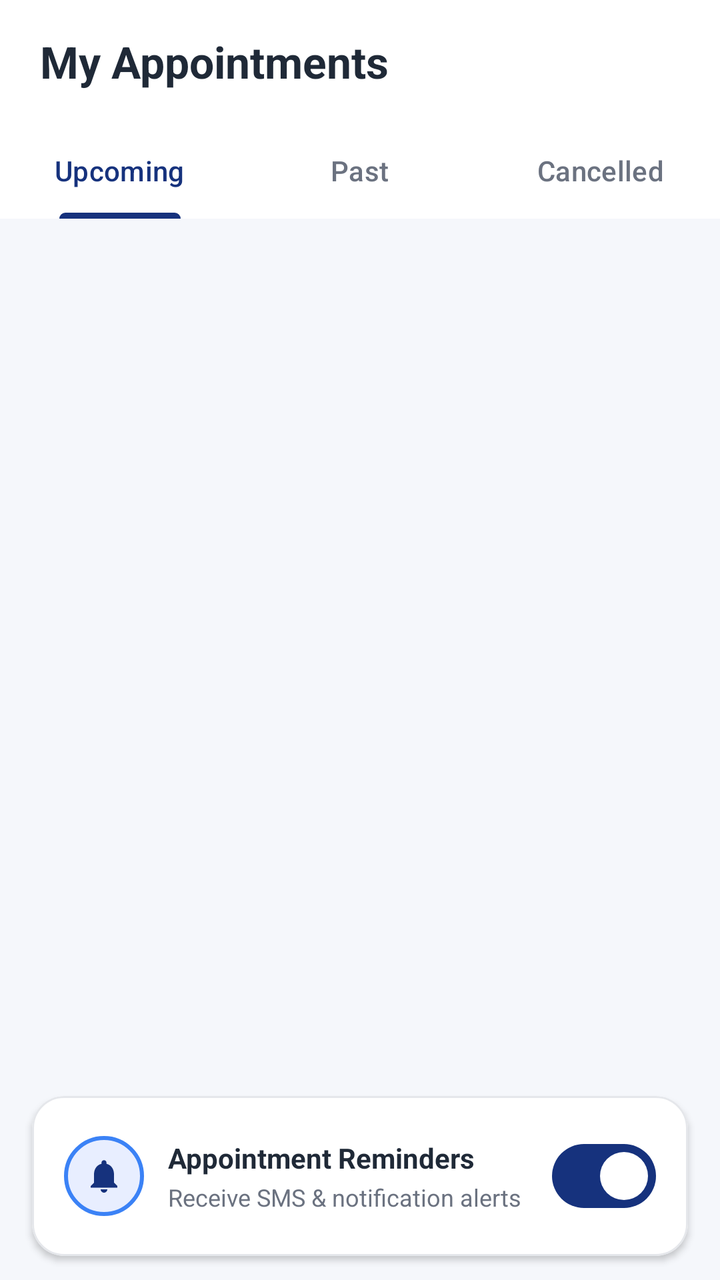
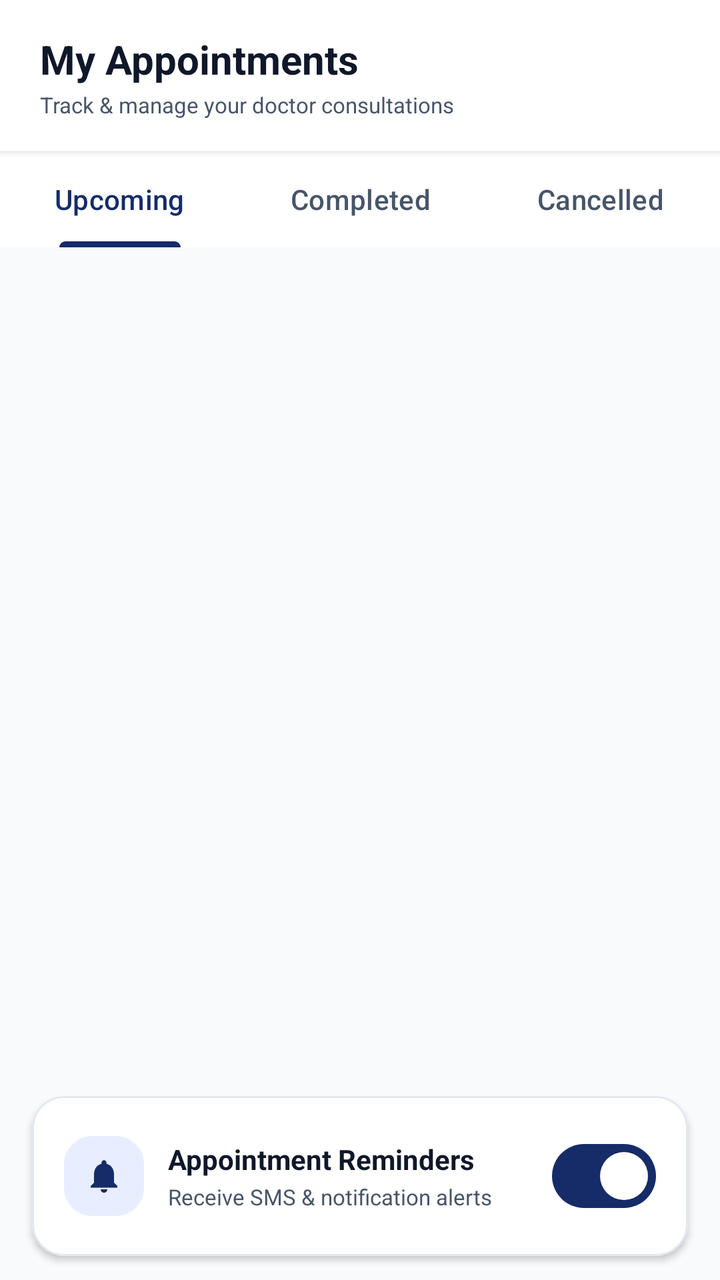

An Android layout rendered at two revisions. The XML below is the earlier revision; the diff shows what the commit changed to produce the second picture.
<!-- AndroidManifest.xml: application theme Theme.CareWell -->
<!-- res/layout/fragment_appointments.xml -->
<?xml version="1.0" encoding="utf-8"?>
<LinearLayout xmlns:android="http://schemas.android.com/apk/res/android"
    xmlns:app="http://schemas.android.com/apk/res-auto"
    android:layout_width="match_parent"
    android:layout_height="match_parent"
    android:background="@color/background_light"
    android:orientation="vertical">

    
    <RelativeLayout
        android:layout_width="match_parent"
        android:layout_height="wrap_content"
        android:background="@color/surface_white"
        android:paddingHorizontal="20dp"
        android:paddingVertical="16dp">

        <TextView
            android:layout_width="wrap_content"
            android:layout_height="wrap_content"
            android:layout_alignParentStart="true"
            android:layout_centerVertical="true"
            android:text="My Appointments"
            android:textColor="@color/text_primary"
            android:textSize="22sp"
            android:textStyle="bold" />
    </RelativeLayout>

    
    <com.google.android.material.tabs.TabLayout
        android:id="@+id/tab_layout_appointments"
        android:layout_width="match_parent"
        android:layout_height="wrap_content"
        android:background="@color/surface_white"
        app:tabIndicatorColor="@color/primary"
        app:tabSelectedTextColor="@color/primary"
        app:tabTextColor="@color/text_secondary">

        <com.google.android.material.tabs.TabItem
            android:layout_width="wrap_content"
            android:layout_height="wrap_content"
            android:text="Upcoming" />

        <com.google.android.material.tabs.TabItem
            android:layout_width="wrap_content"
            android:layout_height="wrap_content"
            android:text="Past" />

        <com.google.android.material.tabs.TabItem
            android:layout_width="wrap_content"
            android:layout_height="wrap_content"
            android:text="Cancelled" />
    </com.google.android.material.tabs.TabLayout>

    <FrameLayout
        android:layout_width="match_parent"
        android:layout_height="0dp"
        android:layout_weight="1">

        <androidx.recyclerview.widget.RecyclerView
            android:id="@+id/rv_appointments"
            android:layout_width="match_parent"
            android:layout_height="match_parent"
            android:clipToPadding="false"
            android:paddingVertical="8dp" />

        <LinearLayout
            android:id="@+id/ll_empty_state"
            android:layout_width="wrap_content"
            android:layout_height="wrap_content"
            android:layout_gravity="center"
            android:gravity="center"
            android:orientation="vertical"
            android:visibility="gone">

            <ImageView
                android:layout_width="80dp"
                android:layout_height="80dp"
                android:src="@drawable/ic_calendar"
                app:tint="@color/text_muted"
                android:contentDescription="Empty state" />

            <TextView
                android:layout_width="wrap_content"
                android:layout_height="wrap_content"
                android:layout_marginTop="12dp"
                android:text="No Appointments Found"
                android:textColor="@color/text_primary"
                android:textSize="16sp"
                android:textStyle="bold" />
        </LinearLayout>
    </FrameLayout>

    
    <com.google.android.material.card.MaterialCardView
        android:layout_width="match_parent"
        android:layout_height="wrap_content"
        android:layout_marginHorizontal="16dp"
        android:layout_marginVertical="12dp"
        app:cardCornerRadius="16dp"
        app:cardElevation="2dp"
        app:strokeColor="@color/card_stroke"
        app:strokeWidth="1dp"
        app:cardBackgroundColor="@color/surface_white">

        <RelativeLayout
            android:layout_width="match_parent"
            android:layout_height="wrap_content"
            android:padding="16dp">

            <FrameLayout
                android:id="@+id/fl_bell_icon"
                android:layout_width="40dp"
                android:layout_height="40dp"
                android:layout_alignParentStart="true"
                android:layout_centerVertical="true"
                android:background="@drawable/bg_circle_avatar">

                <ImageView
                    android:layout_width="20dp"
                    android:layout_height="20dp"
                    android:layout_gravity="center"
                    android:src="@drawable/ic_bell"
                    app:tint="@color/primary"
                    android:contentDescription="Bell icon" />
            </FrameLayout>

            <LinearLayout
                android:layout_width="wrap_content"
                android:layout_height="wrap_content"
                android:layout_toEndOf="@id/fl_bell_icon"
                android:layout_toStartOf="@id/sw_reminders"
                android:layout_centerVertical="true"
                android:layout_marginStart="12dp"
                android:orientation="vertical">

                <TextView
                    android:layout_width="wrap_content"
                    android:layout_height="wrap_content"
                    android:text="Appointment Reminders"
                    android:textColor="@color/text_primary"
                    android:textSize="14sp"
                    android:textStyle="bold" />

                <TextView
                    android:layout_width="wrap_content"
                    android:layout_height="wrap_content"
                    android:layout_marginTop="2dp"
                    android:text="Receive SMS &amp; notification alerts"
                    android:textColor="@color/text_secondary"
                    android:textSize="12sp" />
            </LinearLayout>

            <com.google.android.material.materialswitch.MaterialSwitch
                android:id="@+id/sw_reminders"
                android:layout_width="wrap_content"
                android:layout_height="wrap_content"
                android:layout_alignParentEnd="true"
                android:layout_centerVertical="true"
                android:checked="true" />
        </RelativeLayout>

    </com.google.android.material.card.MaterialCardView>

</LinearLayout>
<!-- resources referenced by this layout -->
<resources>
  <color name="background_light">#F5F7FB</color>
  <color name="card_stroke">#E5E7EB</color>
  <color name="primary">#16327D</color>
  <color name="surface_white">#FFFFFF</color>
  <color name="text_muted">#9CA3AF</color>
  <color name="text_primary">#1F2937</color>
  <color name="text_secondary">#6B7280</color>
  <!-- drawable bg_circle_avatar (drawable) -->
  <?xml version="1.0" encoding="utf-8"?>
  <shape xmlns:android="http://schemas.android.com/apk/res/android"
      android:shape="oval">
      <solid android:color="#E8EEFF" />
      <stroke
          android:width="2dp"
          android:color="#3B82F6" />
  </shape>
  <!-- drawable ic_bell (drawable) -->
  <vector xmlns:android="http://schemas.android.com/apk/res/android"
      android:width="24dp"
      android:height="24dp"
      android:viewportWidth="24"
      android:viewportHeight="24">
      <path
          android:fillColor="#FF000000"
          android:pathData="M12,22c1.1,0 2,-0.9 2,-2h-4c0,1.1 0.9,2 2,2zM18,16v-5c0,-3.07 -1.63,-5.64 -4.5,-6.32V4c0,-0.83 -0.67,-1.5 -1.5,-1.5s-1.5,0.67 -1.5,1.5v0.68C7.64,5.36 6,7.92 6,11v5l-2,2v1h16v-1l-2,-2z"/>
  </vector>
  <!-- drawable ic_calendar (drawable) -->
  <vector xmlns:android="http://schemas.android.com/apk/res/android"
      android:width="24dp"
      android:height="24dp"
      android:viewportWidth="24"
      android:viewportHeight="24">
      <path
          android:fillColor="#FF000000"
          android:pathData="M19,4h-1V2h-2v2H8V2H6v2H5c-1.11,0 -1.99,0.9 -1.99,2L3,20c0,1.1 0.89,2 2,2h14c1.1,0 2,-0.9 2,-2V6c0,-1.1 -0.9,-2 -2,-2zm0,16H5V10h14v10zm0,-12H5V6h14v2z"/>
  </vector>
  <style name="Theme.CareWell" parent="Base.Theme.CareWell" />
  <style name="Base.Theme.CareWell" parent="Theme.Material3.Light.NoActionBar">
          <item name="colorPrimary">@color/primary</item>
          <item name="colorPrimaryVariant">@color/primary_dark</item>
          <item name="colorOnPrimary">@color/white</item>
          <item name="colorSecondary">@color/secondary</item>
          <item name="colorSecondaryVariant">@color/secondary</item>
          <item name="colorOnSecondary">@color/white</item>
          <item name="android:statusBarColor">@color/white</item>
          <item name="android:windowLightStatusBar">true</item>
          <item name="android:windowBackground">@color/background_light</item>
      </style>
  <color name="primary_dark">#0F2359</color>
  <color name="white">#FFFFFF</color>
  <color name="secondary">#3B82F6</color>
</resources>

<!-- the commit's change to res/layout/fragment_appointments.xml (unified diff, before → after) -->
@@ -7,23 +7,48 @@
     android:orientation="vertical">
 
     
-    <RelativeLayout
+    <com.google.android.material.card.MaterialCardView
         android:layout_width="match_parent"
         android:layout_height="wrap_content"
-        android:background="@color/surface_white"
-        android:paddingHorizontal="20dp"
-        android:paddingVertical="16dp">
-
-        <TextView
-            android:layout_width="wrap_content"
-            android:layout_height="wrap_content"
-            android:layout_alignParentStart="true"
-            android:layout_centerVertical="true"
-            android:text="My Appointments"
-            android:textColor="@color/text_primary"
-            android:textSize="22sp"
-            android:textStyle="bold" />
-    </RelativeLayout>
+        app:cardBackgroundColor="@color/surface_white"
+        app:cardCornerRadius="0dp"
+        app:cardElevation="2dp"
+        app:strokeWidth="0dp">
+
+        <RelativeLayout
+            android:layout_width="match_parent"
+            android:layout_height="wrap_content"
+            android:paddingHorizontal="20dp"
+            android:paddingTop="16dp"
+            android:paddingBottom="16dp">
+
+            <LinearLayout
+                android:layout_width="wrap_content"
+                android:layout_height="wrap_content"
+                android:layout_alignParentStart="true"
+                android:layout_centerVertical="true"
+                android:orientation="vertical">
+
+                <TextView
+                    android:layout_width="wrap_content"
+                    android:layout_height="wrap_content"
+                    android:text="My Appointments"
+                    android:textColor="@color/text_primary"
+                    android:textSize="20sp"
+                    android:textStyle="bold" />
+
+                <TextView
+                    android:layout_width="wrap_content"
+                    android:layout_height="wrap_content"
+                    android:layout_marginTop="2dp"
+                    android:text="Track &amp; manage your doctor consultations"
+                    android:textColor="@color/text_secondary"
+                    android:textSize="11sp" />
+            </LinearLayout>
+
+        </RelativeLayout>
+
+    </com.google.android.material.card.MaterialCardView>
 
     
     <com.google.android.material.tabs.TabLayout
@@ -32,6 +57,7 @@
         android:layout_height="wrap_content"
         android:background="@color/surface_white"
         app:tabIndicatorColor="@color/primary"
+        app:tabIndicatorHeight="3dp"
         app:tabSelectedTextColor="@color/primary"
         app:tabTextColor="@color/text_secondary">
 
@@ -43,7 +69,7 @@
         <com.google.android.material.tabs.TabItem
             android:layout_width="wrap_content"
             android:layout_height="wrap_content"
-            android:text="Past" />
+            android:text="Completed" />
 
         <com.google.android.material.tabs.TabItem
             android:layout_width="wrap_content"
@@ -63,6 +89,7 @@
             android:clipToPadding="false"
             android:paddingVertical="8dp" />
 
+        
         <LinearLayout
             android:id="@+id/ll_empty_state"
             android:layout_width="wrap_content"
@@ -70,23 +97,55 @@
             android:layout_gravity="center"
             android:gravity="center"
             android:orientation="vertical"
+            android:padding="24dp"
             android:visibility="gone">
 
-            <ImageView
+            <FrameLayout
                 android:layout_width="80dp"
                 android:layout_height="80dp"
-                android:src="@drawable/ic_calendar"
-                app:tint="@color/text_muted"
-                android:contentDescription="Empty state" />
+                android:background="@drawable/bg_squircle_icon">
+
+                <ImageView
+                    android:layout_width="40dp"
+                    android:layout_height="40dp"
+                    android:layout_gravity="center"
+                    android:contentDescription="Empty state icon"
+                    android:src="@drawable/ic_calendar"
+                    app:tint="@color/primary" />
+            </FrameLayout>
 
             <TextView
                 android:layout_width="wrap_content"
                 android:layout_height="wrap_content"
-                android:layout_marginTop="12dp"
+                android:layout_marginTop="16dp"
                 android:text="No Appointments Found"
                 android:textColor="@color/text_primary"
-                android:textSize="16sp"
+                android:textSize="17sp"
                 android:textStyle="bold" />
+
+            <TextView
+                android:layout_width="wrap_content"
+                android:layout_height="wrap_content"
+                android:layout_marginTop="4dp"
+                android:gravity="center"
+                android:text="You don't have any appointments in this list."
+                android:textColor="@color/text_secondary"
+                android:textSize="12sp" />
+
+            <com.google.android.material.button.MaterialButton
+                android:id="@+id/btn_book_now_empty"
+                android:layout_width="wrap_content"
+                android:layout_height="40dp"
+                android:layout_marginTop="16dp"
+                android:backgroundTint="@color/primary"
+                android:elevation="2dp"
+                android:paddingHorizontal="16dp"
+                android:text="Find &amp; Book Doctor →"
+                android:textColor="@color/white"
+                android:textSize="12sp"
+                android:textStyle="bold"
+                app:cornerRadius="20dp" />
+
         </LinearLayout>
     </FrameLayout>
 
@@ -96,11 +155,11 @@
         android:layout_height="wrap_content"
         android:layout_marginHorizontal="16dp"
         android:layout_marginVertical="12dp"
+        app:cardBackgroundColor="@color/surface_white"
         app:cardCornerRadius="16dp"
         app:cardElevation="2dp"
         app:strokeColor="@color/card_stroke"
-        app:strokeWidth="1dp"
-        app:cardBackgroundColor="@color/surface_white">
+        app:strokeWidth="1dp">
 
         <RelativeLayout
             android:layout_width="match_parent"
@@ -113,24 +172,24 @@
                 android:layout_height="40dp"
                 android:layout_alignParentStart="true"
                 android:layout_centerVertical="true"
-                android:background="@drawable/bg_circle_avatar">
+                android:background="@drawable/bg_squircle_icon">
 
                 <ImageView
                     android:layout_width="20dp"
                     android:layout_height="20dp"
                     android:layout_gravity="center"
+                    android:contentDescription="Bell icon"
                     android:src="@drawable/ic_bell"
-                    app:tint="@color/primary"
-                    android:contentDescription="Bell icon" />
+                    app:tint="@color/primary" />
             </FrameLayout>
 
             <LinearLayout
                 android:layout_width="wrap_content"
                 android:layout_height="wrap_content"
+                android:layout_centerVertical="true"
+                android:layout_marginStart="12dp"
                 android:layout_toEndOf="@id/fl_bell_icon"
                 android:layout_toStartOf="@id/sw_reminders"
-                android:layout_centerVertical="true"
-                android:layout_marginStart="12dp"
                 android:orientation="vertical">
 
                 <TextView
@@ -147,7 +206,7 @@
                     android:layout_marginTop="2dp"
                     android:text="Receive SMS &amp; notification alerts"
                     android:textColor="@color/text_secondary"
-                    android:textSize="12sp" />
+                    android:textSize="11sp" />
             </LinearLayout>
 
             <com.google.android.material.materialswitch.MaterialSwitch
<!-- resource entries referenced after the edit -->
@@ -1,21 +1,11 @@
 <!-- resources referenced by this layout -->
 <resources>
-  <color name="background_light">#F5F7FB</color>
-  <color name="card_stroke">#E5E7EB</color>
-  <color name="primary">#16327D</color>
+  <color name="background_light">#F8FAFC</color>
+  <color name="card_stroke">#E2E8F0</color>
+  <color name="primary">#152C69</color>
   <color name="surface_white">#FFFFFF</color>
-  <color name="text_muted">#9CA3AF</color>
-  <color name="text_primary">#1F2937</color>
-  <color name="text_secondary">#6B7280</color>
-  <!-- drawable bg_circle_avatar (drawable) -->
-  <?xml version="1.0" encoding="utf-8"?>
-  <shape xmlns:android="http://schemas.android.com/apk/res/android"
-      android:shape="oval">
-      <solid android:color="#E8EEFF" />
-      <stroke
-          android:width="2dp"
-          android:color="#3B82F6" />
-  </shape>
+  <color name="text_primary">#0F172A</color>
+  <color name="text_secondary">#475569</color>
   <!-- drawable ic_bell (drawable) -->
   <vector xmlns:android="http://schemas.android.com/apk/res/android"
       android:width="24dp"
@@ -47,9 +37,21 @@
           <item name="android:statusBarColor">@color/white</item>
           <item name="android:windowLightStatusBar">true</item>
           <item name="android:windowBackground">@color/background_light</item>
+          <item name="colorSecondaryContainer">@color/primary_light</item>
+          <item name="colorOnSecondaryContainer">@color/primary</item>
+          <item name="android:navigationBarColor">@color/white</item>
+          <item name="android:windowLightNavigationBar" tools:targetApi="o_mr1">true</item>
       </style>
-  <color name="primary_dark">#0F2359</color>
+  <color name="primary_dark">#0D1D47</color>
   <color name="white">#FFFFFF</color>
-  <color name="secondary">#3B82F6</color>
+  <!-- drawable bg_squircle_icon (drawable) -->
+  <?xml version="1.0" encoding="utf-8"?>
+  <shape xmlns:android="http://schemas.android.com/apk/res/android"
+      android:shape="rectangle">
+      <solid android:color="#E8EEFF" />
+      <corners android:radius="14dp" />
+  </shape>
+  <color name="secondary">#2563EB</color>
+  <color name="primary_light">#EBF1FF</color>
 </resources>
 
